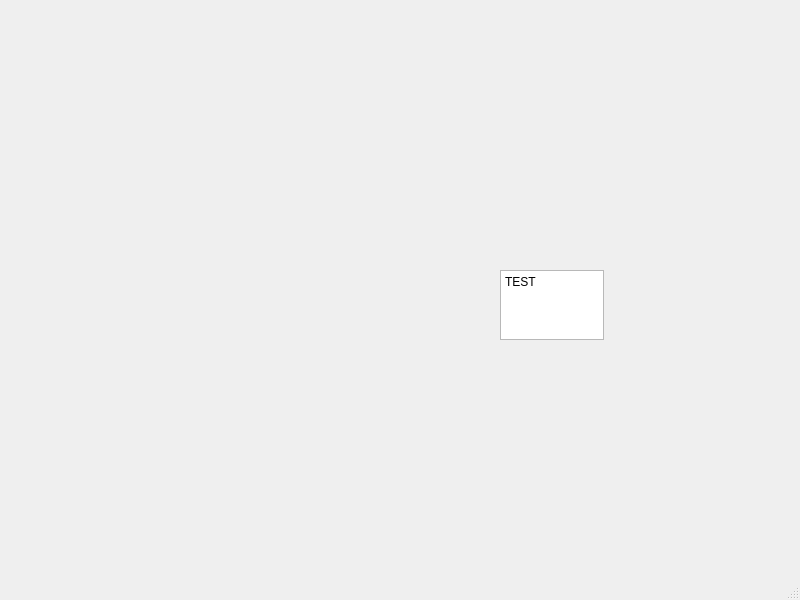
Old version of the form W_PREZENTACJI/mainwindow.ui in the repository pawnag/UAR.
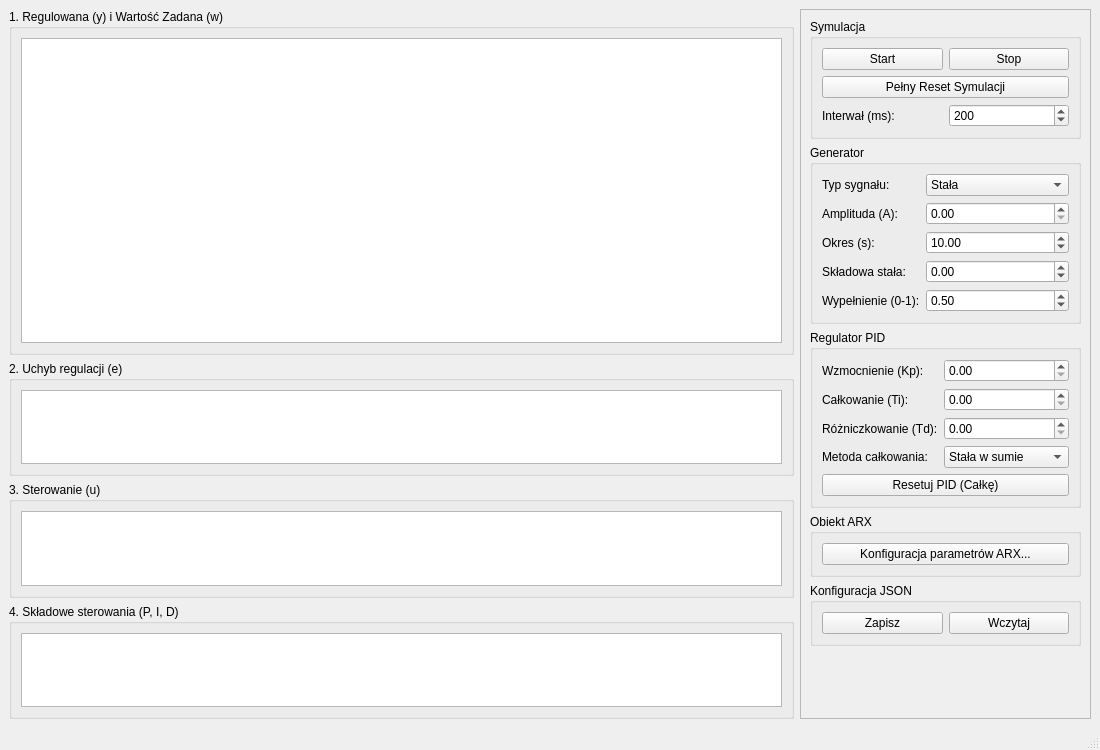
New version of the form.

Diff of the .ui file:
```diff
--- a/W_PREZENTACJI/mainwindow.ui
+++ b/W_PREZENTACJI/mainwindow.ui
@@ -6,45 +6,395 @@
    <rect>
     <x>0</x>
     <y>0</y>
-    <width>800</width>
-    <height>600</height>
+    <width>1100</width>
+    <height>750</height>
    </rect>
   </property>
   <property name="windowTitle">
    <string>MainWindow</string>
   </property>
   <widget class="QWidget" name="centralwidget">
-   <widget class="QTextEdit" name="textEdit">
-    <property name="geometry">
-     <rect>
-      <x>500</x>
-      <y>270</y>
-      <width>104</width>
-      <height>70</height>
-     </rect>
-    </property>
-    <property name="html">
-     <string>&lt;!DOCTYPE HTML PUBLIC &quot;-//W3C//DTD HTML 4.0//EN&quot; &quot;http://www.w3.org/TR/REC-html40/strict.dtd&quot;&gt;
-&lt;html&gt;&lt;head&gt;&lt;meta name=&quot;qrichtext&quot; content=&quot;1&quot; /&gt;&lt;meta charset=&quot;utf-8&quot; /&gt;&lt;style type=&quot;text/css&quot;&gt;
-p, li { white-space: pre-wrap; }
-hr { height: 1px; border-width: 0; }
-li.unchecked::marker { content: &quot;\2610&quot;; }
-li.checked::marker { content: &quot;\2612&quot;; }
-&lt;/style&gt;&lt;/head&gt;&lt;body style=&quot; font-family:'Segoe UI'; font-size:9pt; font-weight:400; font-style:normal;&quot;&gt;
-&lt;p style=&quot; margin-top:0px; margin-bottom:0px; margin-left:0px; margin-right:0px; -qt-block-indent:0; text-indent:0px;&quot;&gt;TEST&lt;/p&gt;
-&lt;p style=&quot;-qt-paragraph-type:empty; margin-top:0px; margin-bottom:0px; margin-left:0px; margin-right:0px; -qt-block-indent:0; text-indent:0px;&quot;&gt;&lt;br /&gt;&lt;/p&gt;&lt;/body&gt;&lt;/html&gt;</string>
-    </property>
-   </widget>
-  </widget>
-  <widget class="QMenuBar" name="menubar">
-   <property name="geometry">
-    <rect>
-     <x>0</x>
-     <y>0</y>
-     <width>800</width>
-     <height>21</height>
-    </rect>
-   </property>
+   <layout class="QHBoxLayout" name="horizontalLayout_Main" stretch="1,0">
+    <item>
+     <layout class="QVBoxLayout" name="verticalLayout_Graphs" stretch="3,1,1,1">
+      <item>
+       <widget class="QGroupBox" name="groupPlotOutput">
+        <property name="title">
+         <string>1. Regulowana (y) i Wartość Zadana (w)</string>
+        </property>
+        <layout class="QVBoxLayout" name="verticalLayout_Plot1">
+         <item>
+          <widget class="QGraphicsView" name="plotOut"/>
+         </item>
+        </layout>
+       </widget>
+      </item>
+      <item>
+       <widget class="QGroupBox" name="groupPlotError">
+        <property name="title">
+         <string>2. Uchyb regulacji (e)</string>
+        </property>
+        <layout class="QVBoxLayout" name="verticalLayout_Plot2">
+         <item>
+          <widget class="QGraphicsView" name="plotUchyb"/>
+         </item>
+        </layout>
+       </widget>
+      </item>
+      <item>
+       <widget class="QGroupBox" name="groupPlotControl">
+        <property name="title">
+         <string>3. Sterowanie (u)</string>
+        </property>
+        <layout class="QVBoxLayout" name="verticalLayout_Plot3">
+         <item>
+          <widget class="QGraphicsView" name="plotSterowanie"/>
+         </item>
+        </layout>
+       </widget>
+      </item>
+      <item>
+       <widget class="QGroupBox" name="groupPlotPID">
+        <property name="title">
+         <string>4. Składowe sterowania (P, I, D)</string>
+        </property>
+        <layout class="QVBoxLayout" name="verticalLayout_Plot4">
+         <item>
+          <widget class="QGraphicsView" name="plotSkladowe"/>
+         </item>
+        </layout>
+       </widget>
+      </item>
+     </layout>
+    </item>
+    <item>
+     <widget class="QScrollArea" name="scrollArea">
+      <property name="minimumSize">
+       <size>
+        <width>280</width>
+        <height>0</height>
+       </size>
+      </property>
+      <property name="maximumSize">
+       <size>
+        <width>320</width>
+        <height>16777215</height>
+       </size>
+      </property>
+      <property name="widgetResizable">
+       <bool>true</bool>
+      </property>
+      <widget class="QWidget" name="scrollAreaWidgetContents">
+       <property name="geometry">
+        <rect>
+         <x>0</x>
+         <y>0</y>
+         <width>278</width>
+         <height>708</height>
+        </rect>
+       </property>
+       <layout class="QVBoxLayout" name="verticalLayout_Controls">
+        <item>
+         <widget class="QGroupBox" name="groupBox_Sim">
+          <property name="title">
+           <string>Symulacja</string>
+          </property>
+          <layout class="QGridLayout" name="gridLayout_Sim">
+           <item row="0" column="0">
+            <widget class="QPushButton" name="pushStart">
+             <property name="text">
+              <string>Start</string>
+             </property>
+            </widget>
+           </item>
+           <item row="0" column="1">
+            <widget class="QPushButton" name="pushStop">
+             <property name="text">
+              <string>Stop</string>
+             </property>
+            </widget>
+           </item>
+           <item row="1" column="0" colspan="2">
+            <widget class="QPushButton" name="pushResetSym">
+             <property name="text">
+              <string>Pełny Reset Symulacji</string>
+             </property>
+            </widget>
+           </item>
+           <item row="2" column="0">
+            <widget class="QLabel" name="labelInterwal">
+             <property name="text">
+              <string>Interwał (ms):</string>
+             </property>
+            </widget>
+           </item>
+           <item row="2" column="1">
+            <widget class="QSpinBox" name="spinInterwal">
+             <property name="minimum">
+              <number>10</number>
+             </property>
+             <property name="maximum">
+              <number>1000</number>
+             </property>
+             <property name="value">
+              <number>200</number>
+             </property>
+            </widget>
+           </item>
+          </layout>
+         </widget>
+        </item>
+        <item>
+         <widget class="QGroupBox" name="groupBox_Gen">
+          <property name="title">
+           <string>Generator</string>
+          </property>
+          <layout class="QFormLayout" name="formLayout_Gen">
+           <item row="0" column="0">
+            <widget class="QLabel" name="labelTypSyg">
+             <property name="text">
+              <string>Typ sygnału:</string>
+             </property>
+            </widget>
+           </item>
+           <item row="0" column="1">
+            <widget class="QComboBox" name="comboTypSygnalu">
+             <item>
+              <property name="text">
+               <string>Stała</string>
+              </property>
+             </item>
+             <item>
+              <property name="text">
+               <string>Prostokąt</string>
+              </property>
+             </item>
+             <item>
+              <property name="text">
+               <string>Sinus</string>
+              </property>
+             </item>
+            </widget>
+           </item>
+           <item row="1" column="0">
+            <widget class="QLabel" name="labelAmplituda">
+             <property name="text">
+              <string>Amplituda (A):</string>
+             </property>
+            </widget>
+           </item>
+           <item row="1" column="1">
+            <widget class="QDoubleSpinBox" name="spinAmplituda">
+             <property name="maximum">
+              <double>1000.000000000000000</double>
+             </property>
+             <property name="singleStep">
+              <double>0.100000000000000</double>
+             </property>
+            </widget>
+           </item>
+           <item row="2" column="0">
+            <widget class="QLabel" name="labelOkres">
+             <property name="text">
+              <string>Okres (s):</string>
+             </property>
+            </widget>
+           </item>
+           <item row="2" column="1">
+            <widget class="QDoubleSpinBox" name="spinOkres">
+             <property name="minimum">
+              <double>0.100000000000000</double>
+             </property>
+             <property name="maximum">
+              <double>10000.000000000000000</double>
+             </property>
+             <property name="value">
+              <double>10.000000000000000</double>
+             </property>
+            </widget>
+           </item>
+           <item row="3" column="0">
+            <widget class="QLabel" name="labelSkladowaStala">
+             <property name="text">
+              <string>Składowa stała:</string>
+             </property>
+            </widget>
+           </item>
+           <item row="3" column="1">
+            <widget class="QDoubleSpinBox" name="spinSkladowaStala">
+             <property name="minimum">
+              <double>-1000.000000000000000</double>
+             </property>
+             <property name="maximum">
+              <double>1000.000000000000000</double>
+             </property>
+            </widget>
+           </item>
+           <item row="4" column="0">
+            <widget class="QLabel" name="labelWypelnienie">
+             <property name="text">
+              <string>Wypełnienie (0-1):</string>
+             </property>
+            </widget>
+           </item>
+           <item row="4" column="1">
+            <widget class="QDoubleSpinBox" name="spinWypelnienie">
+             <property name="maximum">
+              <double>1.000000000000000</double>
+             </property>
+             <property name="singleStep">
+              <double>0.100000000000000</double>
+             </property>
+             <property name="value">
+              <double>0.500000000000000</double>
+             </property>
+            </widget>
+           </item>
+          </layout>
+         </widget>
+        </item>
+        <item>
+         <widget class="QGroupBox" name="groupBox_PID">
+          <property name="title">
+           <string>Regulator PID</string>
+          </property>
+          <layout class="QFormLayout" name="formLayout_PID">
+           <item row="0" column="0">
+            <widget class="QLabel" name="labelKp">
+             <property name="text">
+              <string>Wzmocnienie (Kp):</string>
+             </property>
+            </widget>
+           </item>
+           <item row="0" column="1">
+            <widget class="QDoubleSpinBox" name="spinPidKp">
+             <property name="maximum">
+              <double>1000.000000000000000</double>
+             </property>
+             <property name="singleStep">
+              <double>0.100000000000000</double>
+             </property>
+            </widget>
+           </item>
+           <item row="1" column="0">
+            <widget class="QLabel" name="labelTi">
+             <property name="text">
+              <string>Całkowanie (Ti):</string>
+             </property>
+            </widget>
+           </item>
+           <item row="1" column="1">
+            <widget class="QDoubleSpinBox" name="spinPidTi">
+             <property name="maximum">
+              <double>10000.000000000000000</double>
+             </property>
+            </widget>
+           </item>
+           <item row="2" column="0">
+            <widget class="QLabel" name="labelTd">
+             <property name="text">
+              <string>Różniczkowanie (Td):</string>
+             </property>
+            </widget>
+           </item>
+           <item row="2" column="1">
+            <widget class="QDoubleSpinBox" name="spinPidTd">
+             <property name="maximum">
+              <double>10000.000000000000000</double>
+             </property>
+            </widget>
+           </item>
+           <item row="3" column="0">
+            <widget class="QLabel" name="labelMetCalk">
+             <property name="text">
+              <string>Metoda całkowania:</string>
+             </property>
+            </widget>
+           </item>
+           <item row="3" column="1">
+            <widget class="QComboBox" name="comboMetCalk">
+             <property name="enabled">
+              <bool>true</bool>
+             </property>
+             <item>
+              <property name="text">
+               <string>Stała w sumie</string>
+              </property>
+             </item>
+             <item>
+              <property name="text">
+               <string>Stała przed sumą</string>
+              </property>
+             </item>
+            </widget>
+           </item>
+           <item row="4" column="0" colspan="2">
+            <widget class="QPushButton" name="pushResetPID">
+             <property name="text">
+              <string>Resetuj PID (Całkę)</string>
+             </property>
+            </widget>
+           </item>
+          </layout>
+         </widget>
+        </item>
+        <item>
+         <widget class="QGroupBox" name="groupBox_ARX">
+          <property name="title">
+           <string>Obiekt ARX</string>
+          </property>
+          <layout class="QVBoxLayout" name="verticalLayout_ARX">
+           <item>
+            <widget class="QPushButton" name="pushConfigARX">
+             <property name="text">
+              <string>Konfiguracja parametrów ARX...</string>
+             </property>
+            </widget>
+           </item>
+          </layout>
+         </widget>
+        </item>
+        <item>
+         <widget class="QGroupBox" name="groupBox_File">
+          <property name="title">
+           <string>Konfiguracja JSON</string>
+          </property>
+          <layout class="QHBoxLayout" name="horizontalLayout_File">
+           <item>
+            <widget class="QPushButton" name="pushSaveConfig">
+             <property name="text">
+              <string>Zapisz</string>
+             </property>
+            </widget>
+           </item>
+           <item>
+            <widget class="QPushButton" name="pushLoadConfig">
+             <property name="text">
+              <string>Wczytaj</string>
+             </property>
+            </widget>
+           </item>
+          </layout>
+         </widget>
+        </item>
+        <item>
+         <spacer name="verticalSpacer">
+          <property name="orientation">
+           <enum>Qt::Orientation::Vertical</enum>
+          </property>
+          <property name="sizeHint" stdset="0">
+           <size>
+            <width>20</width>
+            <height>40</height>
+           </size>
+          </property>
+         </spacer>
+        </item>
+       </layout>
+      </widget>
+     </widget>
+    </item>
+   </layout>
   </widget>
   <widget class="QStatusBar" name="statusbar"/>
  </widget>
```
Left out of the diff: 2 changed lines with no effect on the pictures.
